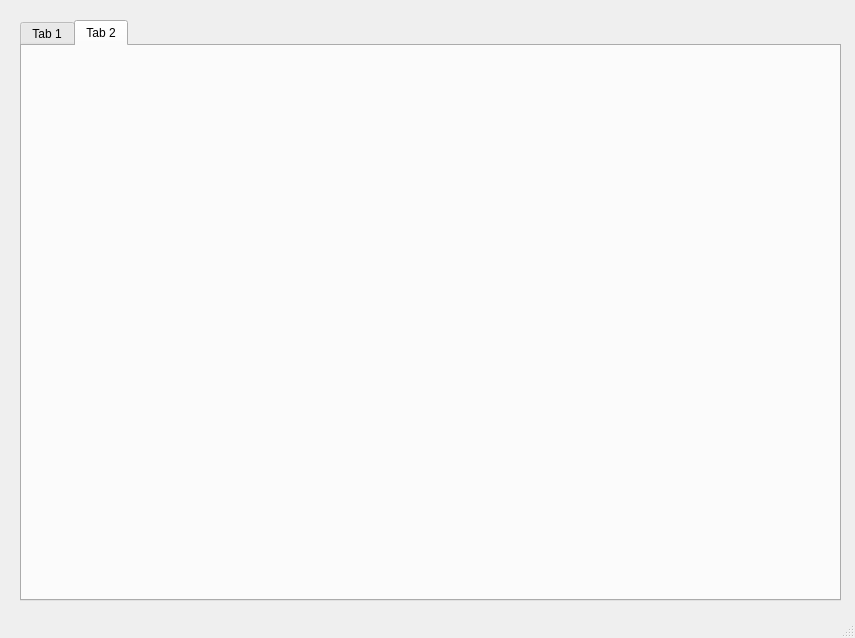
The window that src/apps/Viewer2d/mainwindow.ui (Petr3002/BigProject) describes before a commit, drawn with Qt 5.
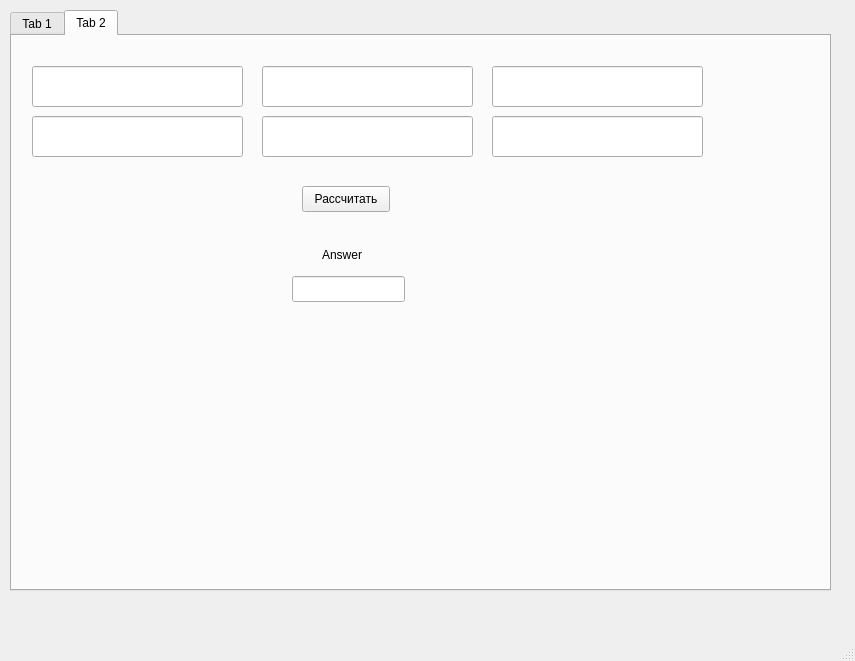
The same window after the commit. The open tabs and pages were chosen to show the change. Custom widgets are drawn as their Qt base class.

The edit to the form file:
```diff
--- a/src/apps/Viewer2d/mainwindow.ui
+++ b/src/apps/Viewer2d/mainwindow.ui
@@ -7,7 +7,7 @@
     <x>0</x>
     <y>0</y>
     <width>855</width>
-    <height>638</height>
+    <height>661</height>
    </rect>
   </property>
   <property name="windowTitle">
@@ -17,8 +17,8 @@
    <widget class="QTabWidget" name="tabWidget">
     <property name="geometry">
      <rect>
-      <x>20</x>
-      <y>20</y>
+      <x>10</x>
+      <y>10</y>
       <width>821</width>
       <height>581</height>
      </rect>
@@ -72,7 +72,7 @@
         </widget>
        </item>
        <item>
-        <widget class="QPushButton" name="pushButton">
+        <widget class="QPushButton" name="pushButton_2">
          <property name="text">
           <string>PushButton</string>
          </property>
@@ -88,6 +88,102 @@
      <attribute name="title">
       <string>Tab 2</string>
      </attribute>
+     <widget class="QLineEdit" name="y_1">
+      <property name="geometry">
+       <rect>
+        <x>20</x>
+        <y>80</y>
+        <width>211</width>
+        <height>41</height>
+       </rect>
+      </property>
+     </widget>
+     <widget class="QLineEdit" name="lineEdit">
+      <property name="geometry">
+       <rect>
+        <x>280</x>
+        <y>240</y>
+        <width>113</width>
+        <height>26</height>
+       </rect>
+      </property>
+     </widget>
+     <widget class="QLineEdit" name="x_1">
+      <property name="geometry">
+       <rect>
+        <x>20</x>
+        <y>30</y>
+        <width>211</width>
+        <height>41</height>
+       </rect>
+      </property>
+     </widget>
+     <widget class="QLabel" name="label">
+      <property name="geometry">
+       <rect>
+        <x>310</x>
+        <y>210</y>
+        <width>66</width>
+        <height>18</height>
+       </rect>
+      </property>
+      <property name="text">
+       <string>Answer</string>
+      </property>
+     </widget>
+     <widget class="QLineEdit" name="x_2">
+      <property name="geometry">
+       <rect>
+        <x>250</x>
+        <y>30</y>
+        <width>211</width>
+        <height>41</height>
+       </rect>
+      </property>
+     </widget>
+     <widget class="QLineEdit" name="y_2">
+      <property name="geometry">
+       <rect>
+        <x>250</x>
+        <y>80</y>
+        <width>211</width>
+        <height>41</height>
+       </rect>
+      </property>
+     </widget>
+     <widget class="QLineEdit" name="x_3">
+      <property name="geometry">
+       <rect>
+        <x>480</x>
+        <y>30</y>
+        <width>211</width>
+        <height>41</height>
+       </rect>
+      </property>
+     </widget>
+     <widget class="QLineEdit" name="y_3">
+      <property name="geometry">
+       <rect>
+        <x>480</x>
+        <y>80</y>
+        <width>211</width>
+        <height>41</height>
+       </rect>
+      </property>
+     </widget>
+     <widget class="QPushButton" name="pushButton">
+      <property name="geometry">
+       <rect>
+        <x>290</x>
+        <y>150</y>
+        <width>88</width>
+        <height>26</height>
+       </rect>
+      </property>
+      <property name="text">
+       <string>Рассчитать</string>
+      </property>
+     </widget>
     </widget>
    </widget>
   </widget>
```
Left out of the diff: 14 changed lines with no effect on the pictures.
